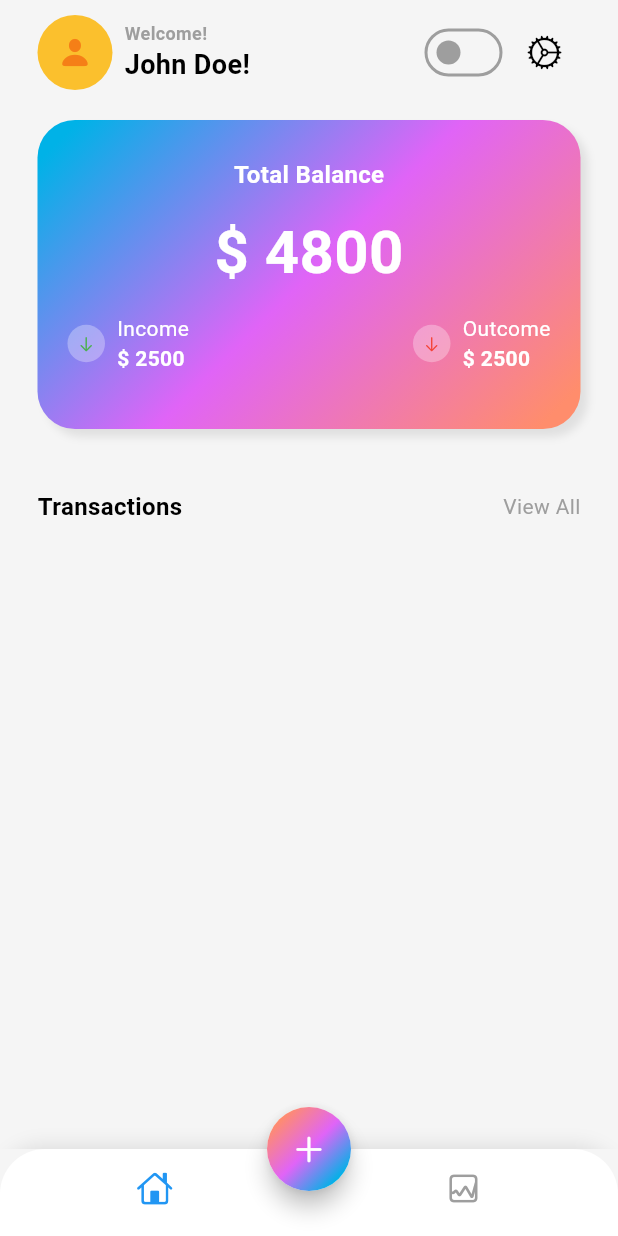
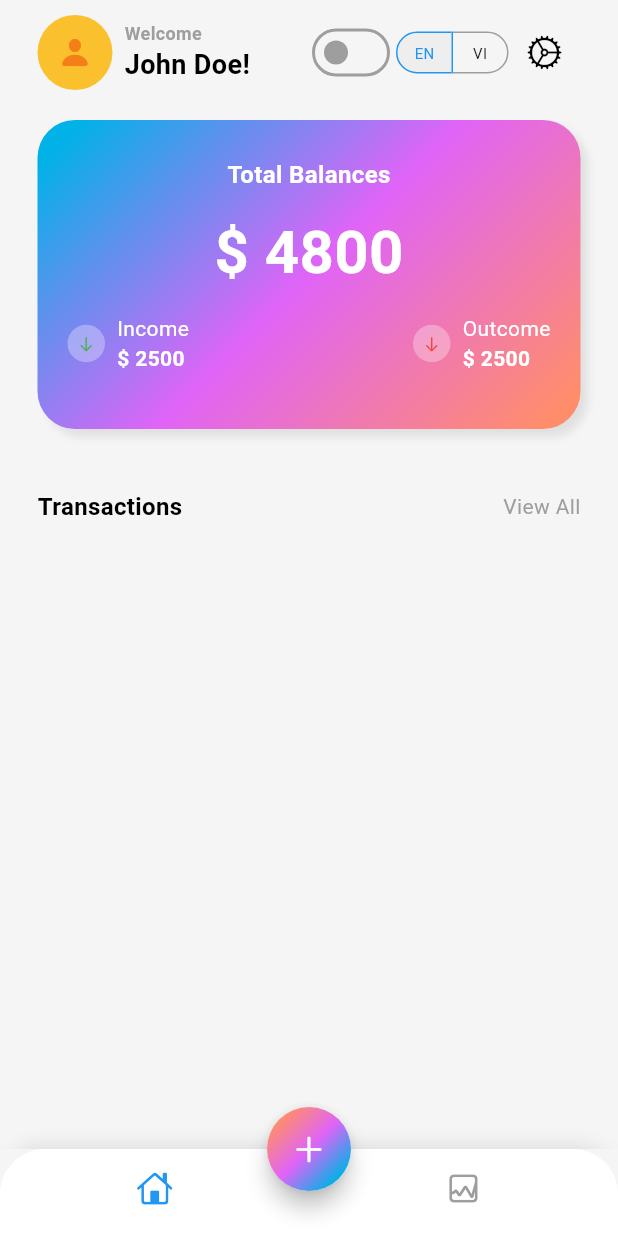
Before and after one commit to nhlinhseuit/bloc_expense_tracker, a Flutter app: the screen it shows after launch, on a phone screen of 412 x 824 dp. Run offline on Flutter 3.47's test engine with Material 3 defaults, Android fonts, the phone set to English and light mode, and no system bars; our stand-ins replace bloc, cloud_firestore, equatable, firebase_core, fl_chart, flutter_bloc and 3 more; accounts and stored records are empty; generated files the repository leaves out were written again.

Commit message:
feat: change language

```diff
--- /dev/null
+++ b/devtools_options.yaml
@@ -0,0 +1,3 @@
+description: This file stores settings for Dart & Flutter DevTools.
+documentation: https://docs.flutter.dev/tools/devtools/extensions#configure-extension-enablement-states
+extensions:
--- a/lib/app_view.dart
+++ b/lib/app_view.dart
@@ -1,8 +1,10 @@
+import 'package:bloc_expenses_tracker/screens/add_expense/blocs/language_bloc/language_bloc.dart';
 import 'package:bloc_expenses_tracker/screens/add_expense/blocs/theme_bloc/theme_bloc.dart';
 import 'package:bloc_expenses_tracker/screens/home_expense/views/home_screen.dart';
 import 'package:flutter/material.dart';
 import 'package:flutter/services.dart';
 import 'package:flutter_bloc/flutter_bloc.dart';
+import 'package:flutter_gen/gen_l10n/app_localizations.dart';
 
 class MyAppView extends StatelessWidget {
   const MyAppView({super.key});
@@ -30,6 +32,9 @@ class MyAppView extends StatelessWidget {
             .watch<ThemeBloc>()
             .state
             .themeMode, // Chế độ tự động theo hệ thống
+        locale: context.watch<LanguageBloc>().state.locale,
+        localizationsDelegates: AppLocalizations.localizationsDelegates,
+        supportedLocales: AppLocalizations.supportedLocales,
         theme: _lightTheme(),
         darkTheme: _darkTheme(),
         home: const HomeScreenExpense(),
--- a/lib/main.dart
+++ b/lib/main.dart
@@ -1,4 +1,5 @@
 import 'package:bloc_expenses_tracker/app_view.dart';
+import 'package:bloc_expenses_tracker/screens/add_expense/blocs/language_bloc/language_bloc.dart';
 import 'package:bloc_expenses_tracker/screens/add_expense/blocs/theme_bloc/theme_bloc.dart';
 import 'package:bloc_expenses_tracker/screens/home_expense/get_expenses_blocs/bloc/get_expenses_bloc.dart';
 import 'package:bloc_expenses_tracker/simple_bloc_observer.dart';
@@ -22,6 +23,9 @@ void main() async {
           create: (context) =>
               GetExpensesBloc(FirebaseExpenseRepo())..add(GetExpenses()),
         ),
+        BlocProvider(
+          create: (context) => LanguageBloc()..add(const LoadLanguage()),
+        ),
       ],
       child: const MyAppView(),
     ),
--- /dev/null
+++ b/lib/screens/add_expense/blocs/language_bloc/language_bloc.dart
@@ -0,0 +1,29 @@
+import 'dart:ui';
+
+import 'package:bloc/bloc.dart';
+import 'package:bloc_expenses_tracker/utils/utils.dart';
+import 'package:equatable/equatable.dart';
+
+part 'language_event.dart';
+part 'language_state.dart';
+
+class LanguageBloc extends Bloc<LanguageEvent, LanguageState> {
+  LanguageBloc() : super(const LanguageState(locale: Locale('vi'))) {
+    on<LoadLanguage>(_onLoadLanguage);
+    on<ChangeLanguage>(_onChangeLanguage);
+  }
+
+  _onLoadLanguage(LoadLanguage event, Emitter<LanguageState> emit) async {
+    try {
+      final Locale locale = await Utils().getLocale();
+      emit(LanguageState(locale: locale));
+    } catch (e) {
+      emit(const LanguageState(locale: Locale('en')));
+    }
+  }
+
+  _onChangeLanguage(ChangeLanguage event, Emitter<LanguageState> emit) async {
+    emit(LanguageState(locale: event.locale));
+    Utils().changeLocale();
+  }
+}
--- /dev/null
+++ b/lib/screens/add_expense/blocs/language_bloc/language_event.dart
@@ -0,0 +1,21 @@
+part of 'language_bloc.dart';
+
+sealed class LanguageEvent extends Equatable {
+  const LanguageEvent();
+
+  @override
+  List<Object> get props => [];
+}
+
+final class LoadLanguage extends LanguageEvent {
+  const LoadLanguage();
+}
+
+class ChangeLanguage extends LanguageEvent {
+  const ChangeLanguage({required this.locale});
+  final Locale locale;
+
+  @override
+  // TODO: implement props
+  List<Object> get props => [locale];
+}
--- /dev/null
+++ b/lib/screens/add_expense/blocs/language_bloc/language_state.dart
@@ -0,0 +1,9 @@
+part of 'language_bloc.dart';
+
+class LanguageState extends Equatable {
+  final Locale locale;
+  const LanguageState({required this.locale});
+
+  @override
+  List<Object> get props => [locale];
+}
--- a/lib/screens/main_expense/main_screen.dart
+++ b/lib/screens/main_expense/main_screen.dart
@@ -1,12 +1,15 @@
 import 'dart:math';
 
+import 'package:bloc_expenses_tracker/screens/add_expense/blocs/language_bloc/language_bloc.dart';
 import 'package:bloc_expenses_tracker/screens/add_expense/blocs/theme_bloc/theme_bloc.dart';
+import 'package:bloc_expenses_tracker/screens/main_expense/widget/language_toggle.dart';
 import 'package:bloc_expenses_tracker/utils/utils.dart';
 import 'package:expense_repository/expense_repository.dart';
 import 'package:flutter/cupertino.dart';
 import 'package:flutter/material.dart';
 import 'package:flutter_bloc/flutter_bloc.dart';
 import 'package:intl/intl.dart';
+import 'package:flutter_gen/gen_l10n/app_localizations.dart';
 
 class MainScreen extends StatelessWidget {
   final List<Expense> expenses;
@@ -52,7 +55,7 @@ class MainScreen extends StatelessWidget {
                       crossAxisAlignment: CrossAxisAlignment.start,
                       children: [
                         Text(
-                          "Welcome!",
+                          AppLocalizations.of(context)!.welcome,
                           style: TextStyle(
                             fontSize: 12,
                             fontWeight: FontWeight.w600,
@@ -86,6 +89,9 @@ class MainScreen extends StatelessWidget {
 
                         themeBloc.add(ChangeTheme(themeMode: themeMode));
                       },
+                    ),
+                    LanguageToggle(
+                      locale: context.watch<LanguageBloc>().state.locale,
                     ),
                     IconButton(
                       onPressed: () {},
@@ -122,9 +128,9 @@ class MainScreen extends StatelessWidget {
               child: Column(
                 mainAxisAlignment: MainAxisAlignment.center,
                 children: [
-                  const Text(
-                    'Total Balance',
-                    style: TextStyle(
+                  Text(
+                    AppLocalizations.of(context)!.totalBalances,
+                    style: const TextStyle(
                       fontSize: 16,
                       fontWeight: FontWeight.w600,
                       color: Colors.white,
@@ -168,18 +174,18 @@ class MainScreen extends StatelessWidget {
                             const SizedBox(
                               width: 8,
                             ),
-                            const Column(
+                            Column(
                               crossAxisAlignment: CrossAxisAlignment.start,
                               children: [
                                 Text(
-                                  'Income',
-                                  style: TextStyle(
+                                  AppLocalizations.of(context)!.income,
+                                  style: const TextStyle(
                                     fontSize: 14,
                                     fontWeight: FontWeight.w400,
                                     color: Colors.white,
                                   ),
                                 ),
-                                Text(
+                                const Text(
                                   '\$ 2500',
                                   style: TextStyle(
                                     fontSize: 14,
@@ -210,18 +216,18 @@ class MainScreen extends StatelessWidget {
                             const SizedBox(
                               width: 8,
                             ),
-                            const Column(
+                            Column(
                               crossAxisAlignment: CrossAxisAlignment.start,
                               children: [
                                 Text(
-                                  'Outcome',
-                                  style: TextStyle(
+                                  AppLocalizations.of(context)!.outcome,
+                                  style: const TextStyle(
                                     fontSize: 14,
                                     fontWeight: FontWeight.w400,
                                     color: Colors.white,
                                   ),
                                 ),
-                                Text(
+                                const Text(
                                   '\$ 2500',
                                   style: TextStyle(
                                     fontSize: 14,
@@ -246,7 +252,7 @@ class MainScreen extends StatelessWidget {
               mainAxisAlignment: MainAxisAlignment.spaceBetween,
               children: [
                 Text(
-                  'Transactions',
+                  AppLocalizations.of(context)!.transactions,
                   style: TextStyle(
                     fontSize: 16,
                     color: Theme.of(context).colorScheme.onSurface,
@@ -256,7 +262,7 @@ class MainScreen extends StatelessWidget {
                 GestureDetector(
                   onTap: () {},
                   child: Text(
-                    'View All',
+                    AppLocalizations.of(context)!.viewAll,
                     style: TextStyle(
                       fontSize: 14,
                       color: Theme.of(context).colorScheme.outline,
--- /dev/null
+++ b/lib/screens/main_expense/widget/language_toggle.dart
@@ -0,0 +1,55 @@
+import 'package:bloc_expenses_tracker/screens/add_expense/blocs/language_bloc/language_bloc.dart';
+import 'package:flutter/material.dart';
+import 'package:flutter_bloc/flutter_bloc.dart';
+
+class LanguageToggle extends StatelessWidget {
+  final Locale locale;
+
+  const LanguageToggle({super.key, required this.locale});
+
+  Future<void> _changeLocale(String localeCode, BuildContext context) async {
+    if (localeCode == locale.languageCode) return;
+
+    final languageBloc = context.read<LanguageBloc>();
+    languageBloc.add(
+      ChangeLanguage(
+          locale: localeCode == 'vi' ? const Locale('vi') : const Locale('en')),
+    );
+  }
+
+  @override
+  Widget build(BuildContext context) {
+    return SizedBox(
+      height: 28, // chiều cao tổng thể của toggle
+      child: ToggleButtons(
+        borderRadius: BorderRadius.circular(16),
+        borderColor: Colors.grey,
+        selectedBorderColor: Colors.blue,
+        fillColor: Colors.grey.shade200,
+        selectedColor: Colors.blue,
+        constraints: const BoxConstraints(
+          minHeight: 28,
+          minWidth: 36, // kích thước từng nút
+        ),
+        isSelected: [
+          locale.languageCode == 'en',
+          locale.languageCode == 'vi',
+        ],
+        onPressed: (int index) {
+          final localeCode = index == 0 ? "en" : "vi";
+          _changeLocale(localeCode, context);
+        },
+        children: const [
+          Text(
+            "EN",
+            style: TextStyle(fontSize: 10),
+          ),
+          Text(
+            "VI",
+            style: TextStyle(fontSize: 10),
+          ),
+        ],
+      ),
+    );
+  }
+}
--- a/pubspec.yaml
+++ b/pubspec.yaml
@@ -10,11 +10,13 @@ environment:
 dependencies:
   flutter:
     sdk: flutter
+  flutter_localizations:
+    sdk: flutter
 
   cupertino_icons: ^1.0.8
   font_awesome_flutter: ^10.8.0
   fl_chart: ^0.66.0
-  intl: ^0.20.2
+  intl: ^0.19.0
   flutter_colorpicker: ^1.1.0
 
   expense_repository:
@@ -35,6 +37,6 @@ dev_dependencies:
 
 flutter:
   uses-material-design: true
-
+  generate: true
   assets:
     - assets/
```
Also changed, not shown: lib/l10n/app_en.arb (added, +9 -0 lines), lib/l10n/app_vi.arb (added, +9 -0 lines), lib/utils/utils.dart (+16 -0 lines), packages/expense_repository/pubspec.lock, pubspec.lock, 1 other file.
